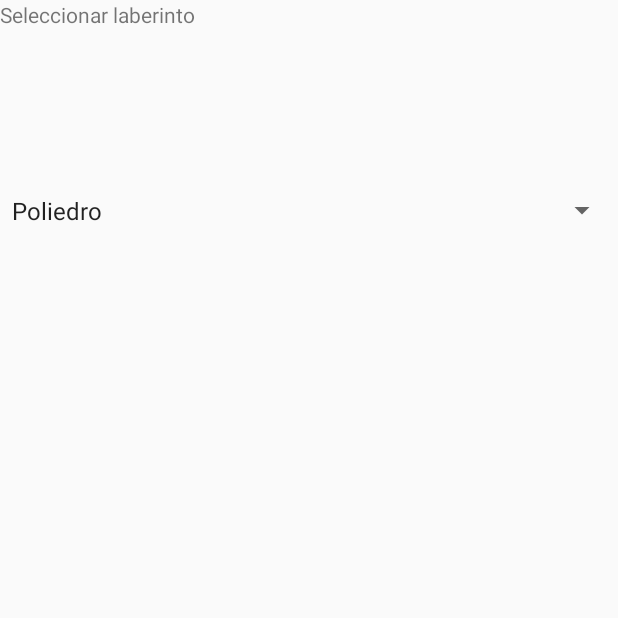
After one commit to fer9u6/Wumpus, an Android app: the userstory02 screen opened directly, with no data from a screen before it, on a phone screen of 412 x 824 dp, the top half of it. The commit adds this screen. Run offline under Robolectric (Android 15) with nearby library versions, the phone set to English and light mode, and no system bars.

Commit message:
Primer commit de branch

```diff
--- a/app/src/main/AndroidManifest.xml
+++ b/app/src/main/AndroidManifest.xml
@@ -16,6 +16,9 @@
                 <category android:name="android.intent.category.LAUNCHER" />
             </intent-filter>
         </activity>
+        <activity
+            android:name=".userstory02" >
+        </activity>
     </application>
 
 </manifest>
--- /dev/null
+++ b/app/src/main/java/isl/wumpus/userstory02.java
@@ -0,0 +1,43 @@
+package isl.wumpus;
+
+import android.app.Activity;
+import android.os.Bundle;
+import android.view.View;
+import android.widget.AdapterView;
+import android.widget.ArrayAdapter;
+import android.widget.Spinner;
+
+/**
+ * Created by Juan Manuel on 27/9/2017.
+ */
+
+public class userstory02 extends Activity implements AdapterView.OnItemSelectedListener {
+
+    Spinner spinner;
+    ArrayAdapter<CharSequence> adapter;
+    protected void onCreate(Bundle savedInstanceState) {
+        super.onCreate(savedInstanceState);
+        setContentView(R.layout.activity_userstory02);
+        spinner= (Spinner) findViewById(R.id.spinner);
+        // Create an ArrayAdapter using the string array and a default spinner layout
+        adapter = ArrayAdapter.createFromResource(this,
+                R.array.labyrinth_array, android.R.layout.simple_spinner_item);
+        // Specify the layout to use when the list of choices appears
+        adapter.setDropDownViewResource(android.R.layout.simple_spinner_dropdown_item);
+// Apply the adapter to the spinner
+        spinner.setAdapter(adapter);
+    }
+    public void onItemSelected(AdapterView<?> parent, View view, int pos, long id) {
+        // An item was selected. You can retrieve the selected item using
+        // parent.getItemAtPosition(pos)
+
+
+
+
+    }
+
+    public void onNothingSelected(AdapterView<?> parent) {
+        // Another interface callback
+
+    }
+}
--- a/app/src/main/res/layout/activity_main.xml
+++ b/app/src/main/res/layout/activity_main.xml
@@ -6,13 +6,4 @@
     android:layout_height="match_parent"
     tools:context="isl.wumpus.MainActivity">
 
-    <TextView
-        android:layout_width="wrap_content"
-        android:layout_height="wrap_content"
-        android:text="Hello World!"
-        app:layout_constraintBottom_toBottomOf="parent"
-        app:layout_constraintLeft_toLeftOf="parent"
-        app:layout_constraintRight_toRightOf="parent"
-        app:layout_constraintTop_toTopOf="parent" />
-
 </android.support.constraint.ConstraintLayout>
--- /dev/null
+++ b/app/src/main/res/layout/activity_userstory02.xml
@@ -0,0 +1,21 @@
+<?xml version="1.0" encoding="utf-8"?>
+<LinearLayout xmlns:android="http://schemas.android.com/apk/res/android"
+    android:orientation="vertical" android:layout_width="match_parent"
+    android:layout_height="match_parent"
+    android:weightSum="1">
+
+    <TextView
+        android:id="@+id/textView"
+        android:layout_width="match_parent"
+        android:layout_height="wrap_content"
+        android:layout_weight="0.09"
+        android:text="Seleccionar laberinto"
+        />
+
+    <Spinner
+        android:id="@+id/spinner"
+        android:layout_width="match_parent"
+        android:layout_height="wrap_content"
+        android:layout_weight="0.10" />
+
+</LinearLayout>
--- /dev/null
+++ b/app/src/main/res/values/spinner_labyrinth.xml
@@ -0,0 +1,8 @@
+<?xml version="1.0" encoding="utf-8"?>
+<resources>
+    <string-array name="labyrinth_array">
+        <item>Poliedro</item>
+        <item>Irregular</item>
+
+    </string-array>
+</resources>
```
